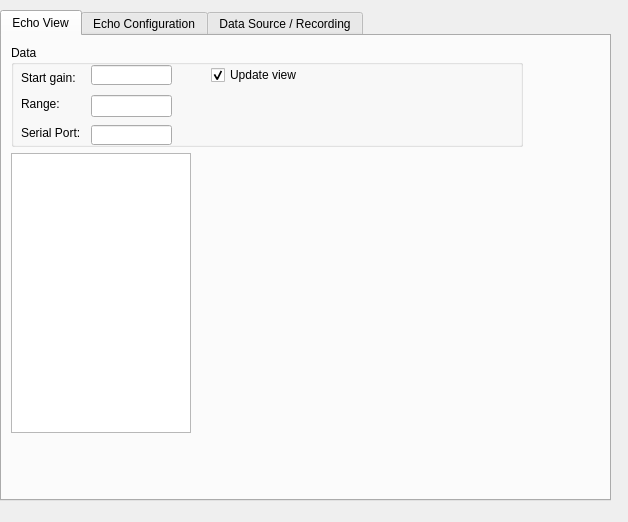
This is Hanse/Module_EchoSounder/echosounderform.ui in iti-luebeck/HANSE2011 as Qt 5 draws it before an edit. The edited form follows.
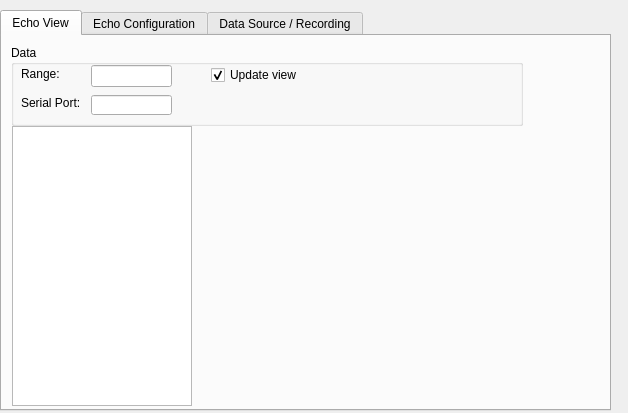
This is the edited form.

The edit to the form file:
```diff
--- a/Hanse/Module_EchoSounder/echosounderform.ui
+++ b/Hanse/Module_EchoSounder/echosounderform.ui
@@ -7,7 +7,7 @@
     <x>0</x>
     <y>0</y>
     <width>628</width>
-    <height>522</height>
+    <height>413</height>
    </rect>
   </property>
   <property name="acceptDrops">
@@ -22,7 +22,7 @@
      <x>0</x>
      <y>10</y>
      <width>611</width>
-     <height>491</height>
+     <height>401</height>
     </rect>
    </property>
    <property name="currentIndex">
@@ -35,8 +35,8 @@
     <widget class="QGraphicsView" name="graphicsView">
      <property name="geometry">
       <rect>
-       <x>9</x>
-       <y>117</y>
+       <x>10</x>
+       <y>90</y>
        <width>180</width>
        <height>280</height>
       </rect>
@@ -66,30 +66,17 @@
        <x>9</x>
        <y>9</y>
        <width>512</width>
-       <height>102</height>
+       <height>81</height>
       </rect>
      </property>
      <property name="title">
       <string>Data</string>
      </property>
-     <widget class="QLabel" name="startGain">
-      <property name="geometry">
-       <rect>
-        <x>10</x>
-        <y>23</y>
-        <width>71</width>
-        <height>20</height>
-       </rect>
-      </property>
-      <property name="text">
-       <string>Start gain:</string>
-      </property>
-     </widget>
      <widget class="QLabel" name="rangeText">
       <property name="geometry">
        <rect>
         <x>10</x>
-        <y>49</y>
+        <y>19</y>
         <width>51</width>
         <height>20</height>
        </rect>
@@ -98,21 +85,11 @@
        <string>Range:</string>
       </property>
      </widget>
-     <widget class="QLineEdit" name="startGainText">
-      <property name="geometry">
-       <rect>
-        <x>80</x>
-        <y>20</y>
-        <width>81</width>
-        <height>20</height>
-       </rect>
-      </property>
-     </widget>
      <widget class="QLineEdit" name="port">
       <property name="geometry">
        <rect>
         <x>80</x>
-        <y>80</y>
+        <y>50</y>
         <width>81</width>
         <height>20</height>
        </rect>
@@ -122,7 +99,7 @@
       <property name="geometry">
        <rect>
         <x>10</x>
-        <y>80</y>
+        <y>50</y>
         <width>71</width>
         <height>16</height>
        </rect>
@@ -151,7 +128,7 @@
       <property name="geometry">
        <rect>
         <x>80</x>
-        <y>50</y>
+        <y>20</y>
         <width>81</width>
         <height>22</height>
        </rect>
```
Left out of the diff: 95 changed lines with no effect on the pictures.
